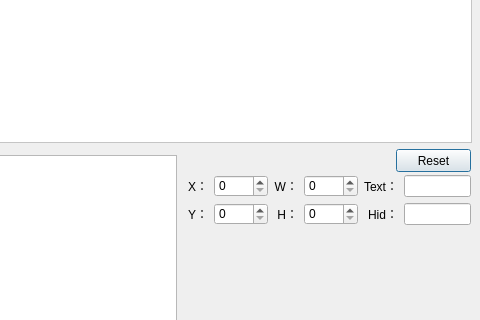
Above: DialogKeyboard.ui from wlffeng2008/AkkoLabelPrinter before the change; both pictures show x 656 to 1136 and y 195 to 515 of the 1136 by 768 pixel window. Below: the same form after it.
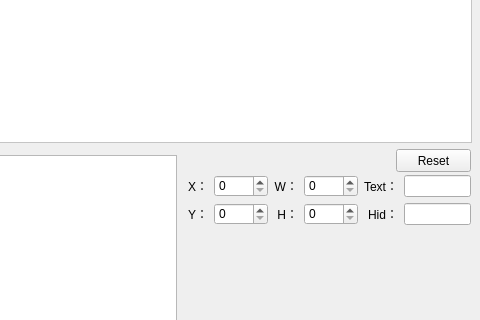
That is the form after the change. Custom widgets are drawn as their Qt base class.

Patch:
```diff
--- a/DialogKeyboard.ui
+++ b/DialogKeyboard.ui
@@ -38,6 +38,9 @@
    <property name="text">
     <string>Reset</string>
    </property>
+   <property name="autoDefault">
+    <bool>false</bool>
+   </property>
   </widget>
   <widget class="QWidget" name="layoutWidget">
    <property name="geometry">
```
